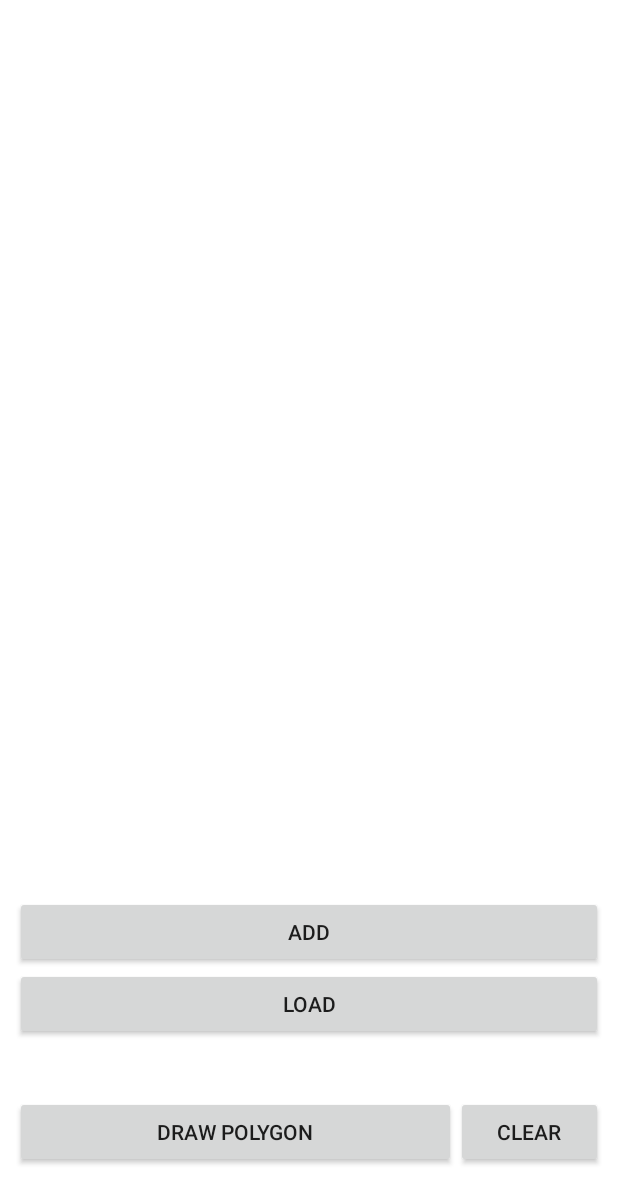
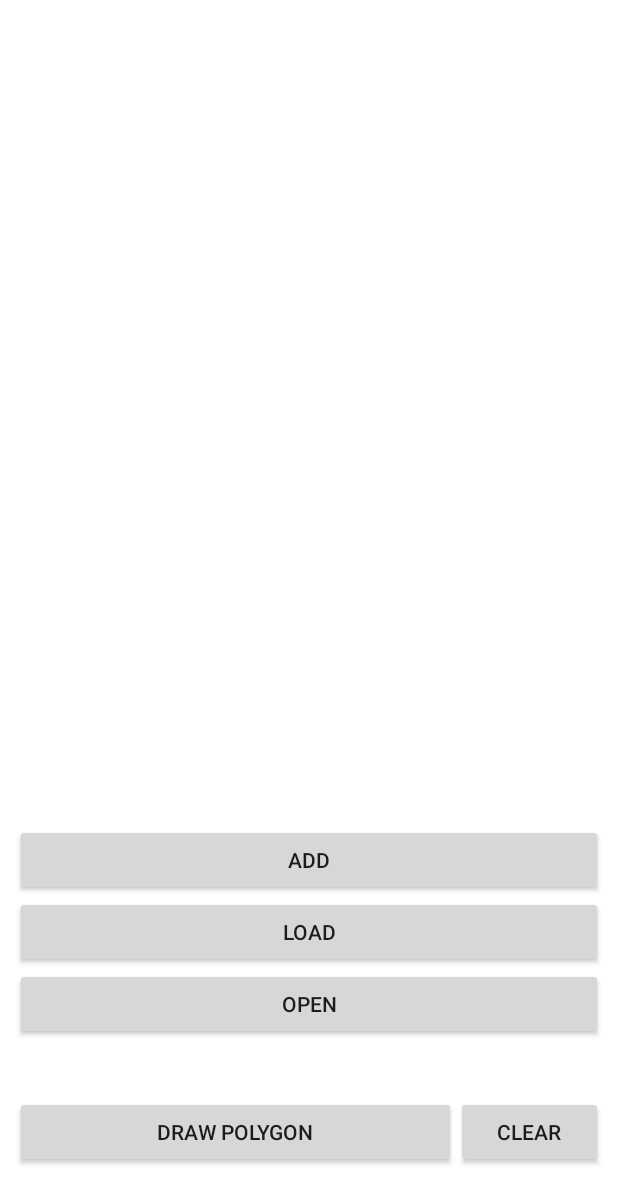
Before and after one commit to teopal95/GeoTools, an Android app: the screen it shows after launch (MainActivity), on a phone screen of 412 x 824 dp, the part 53-1236 px from its top. Run offline under Robolectric (Android 15) with nearby library versions, the phone set to English and light mode, and no system bars; our stand-ins replace Firebase (no records; nobody signed in at launch, a user with empty details on screens opened directly).

```diff
--- a/app/build.gradle
+++ b/app/build.gradle
@@ -36,6 +36,7 @@ dependencies {
     implementation 'androidx.constraintlayout:constraintlayout:2.0.4'
     implementation 'com.google.code.gson:gson:2.8.6'
     implementation 'com.google.android.gms:play-services-maps:17.0.0'
+    implementation 'com.firebaseui:firebase-ui-firestore:7.1.1'
     implementation 'com.google.firebase:firebase-analytics:18.0.2'
     implementation 'com.google.firebase:firebase-firestore:22.1.1'
     testImplementation 'junit:junit:4.+'
--- a/app/src/main/java/com/example/gmaps/MainActivity.java
+++ b/app/src/main/java/com/example/gmaps/MainActivity.java
@@ -5,6 +5,7 @@ import androidx.annotation.Nullable;
 import androidx.appcompat.app.AppCompatActivity;
 import androidx.fragment.app.FragmentActivity;
 
+import android.content.Intent;
 import android.content.SharedPreferences;
 import android.graphics.Color;
 import android.location.Location;
@@ -68,8 +69,9 @@ public class MainActivity extends FragmentActivity implements OnMapReadyCallback
 
     private FirebaseFirestore db = FirebaseFirestore.getInstance();
     private CollectionReference coordinatesRef = db.collection("Coordinates");
-    private CollectionReference polygonRef = db.collection("Polygon");
-    private DocumentReference noteRef = db.collection("Coordinates").document("Marker");
+
+
+    private Button btnOpen;
 
 
 
@@ -98,7 +100,13 @@ public class MainActivity extends FragmentActivity implements OnMapReadyCallback
         super.onCreate(savedInstanceState);
         setContentView(R.layout.activity_main);
 
-        //FIREBASE
+        btnOpen = (Button) findViewById(R.id.btnOpen);
+        btnOpen.setOnClickListener(new View.OnClickListener() {
+            @Override
+            public void onClick(View v) {
+                openActivity();
+            }
+        });
 
         textViewData = findViewById(R.id.text_view_data);
 
@@ -156,11 +164,18 @@ public class MainActivity extends FragmentActivity implements OnMapReadyCallback
         });
 
 
+
+
     }
 
     @Override
     protected void onStart() {
         super.onStart();
+
+    }
+    public void openActivity(){
+        Intent intent = new Intent(this, loadActivity.class);
+        startActivity(intent);
 
     }
 
@@ -199,7 +214,7 @@ public class MainActivity extends FragmentActivity implements OnMapReadyCallback
                 for (QueryDocumentSnapshot documentSnapshot : queryDocumentSnapshots) {
                     Note note = documentSnapshot.toObject(Note.class);
 
-                    tagList.clear();
+                   // tagList.clear();
 
                     for (String tags : note.getTags()) {
 
@@ -213,12 +228,10 @@ public class MainActivity extends FragmentActivity implements OnMapReadyCallback
 
                     }
 
-
                     PolygonOptions polygonOptions = new PolygonOptions().addAll(tagList);
                     polygon = gMap.addPolygon(polygonOptions);
 
-
-
+                    tagList.clear();
 
 
 
--- a/app/src/main/res/layout/activity_main.xml
+++ b/app/src/main/res/layout/activity_main.xml
@@ -37,6 +37,11 @@
 
            android:text="Load"
            android:onClick="loadNotes" />
+       <Button
+           android:id="@+id/btnOpen"
+           android:layout_width="match_parent"
+           android:layout_height="match_parent"
+           android:text="Open" />
 
 
        <androidx.core.widget.NestedScrollView
```
Also changed, not shown: app/src/main/AndroidManifest.xml (+9 -9 lines), app/src/main/java/com/example/gmaps/loadActivity.java (added, +113 -0 lines), app/src/main/res/layout/activity_load.xml (added, +29 -0 lines).
